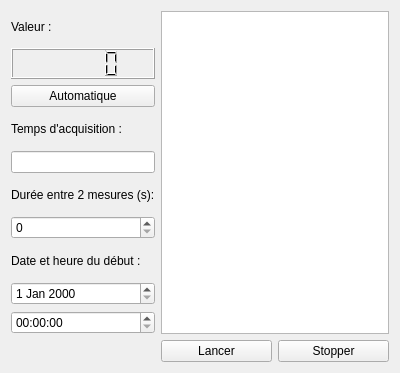
Old version of the form F_Sonde.ui in the repository lna44700/gexao51.
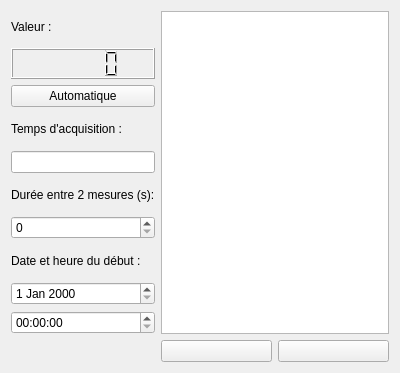
New version of the form.

Commit message: Mise à jour - Version 1.1 Ajout de bouton Changement de la fenetre sonde

Patch:
```diff
--- a/F_Sonde.ui
+++ b/F_Sonde.ui
@@ -95,14 +95,14 @@
    <item row="10" column="1">
     <widget class="QPushButton" name="btnLancer">
      <property name="text">
-      <string>Lancer</string>
+      <string/>
      </property>
     </widget>
    </item>
    <item row="10" column="2">
     <widget class="QPushButton" name="btnStopper">
      <property name="text">
-      <string>Stopper</string>
+      <string/>
      </property>
     </widget>
    </item>
```
Left out of the diff: 15 changed lines with no effect on the pictures. The commit also changes 6 other files.
